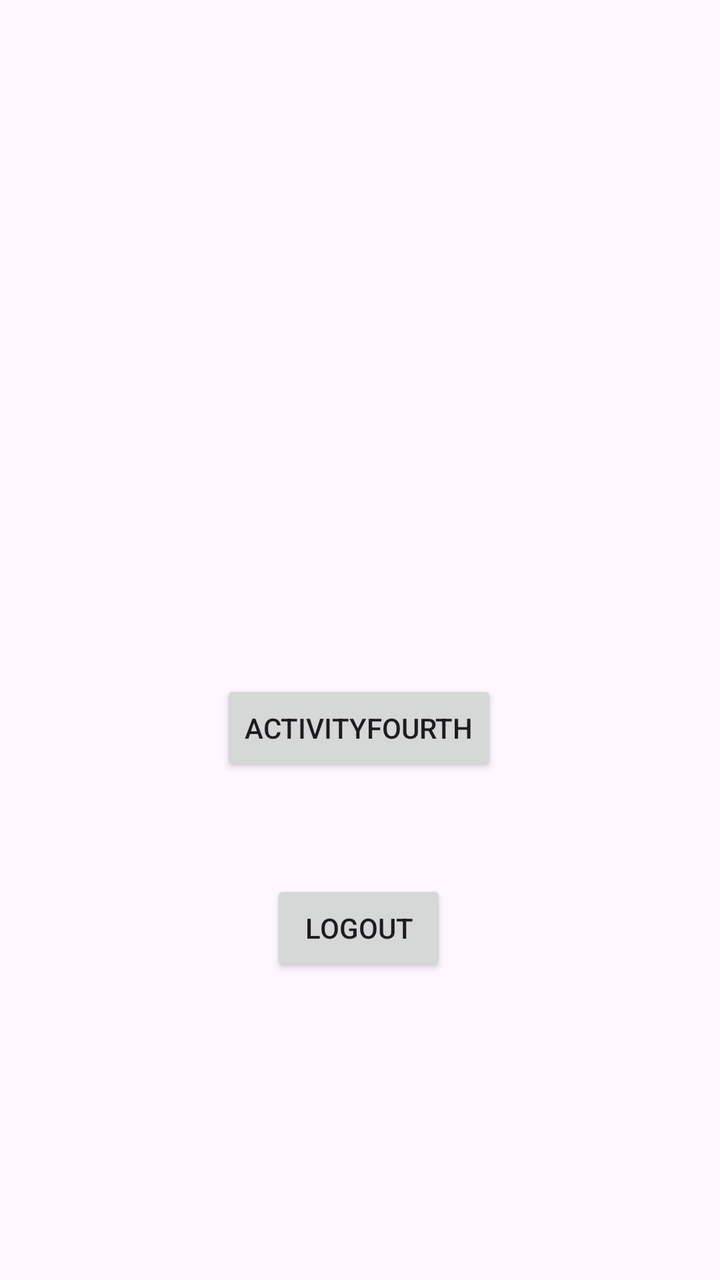
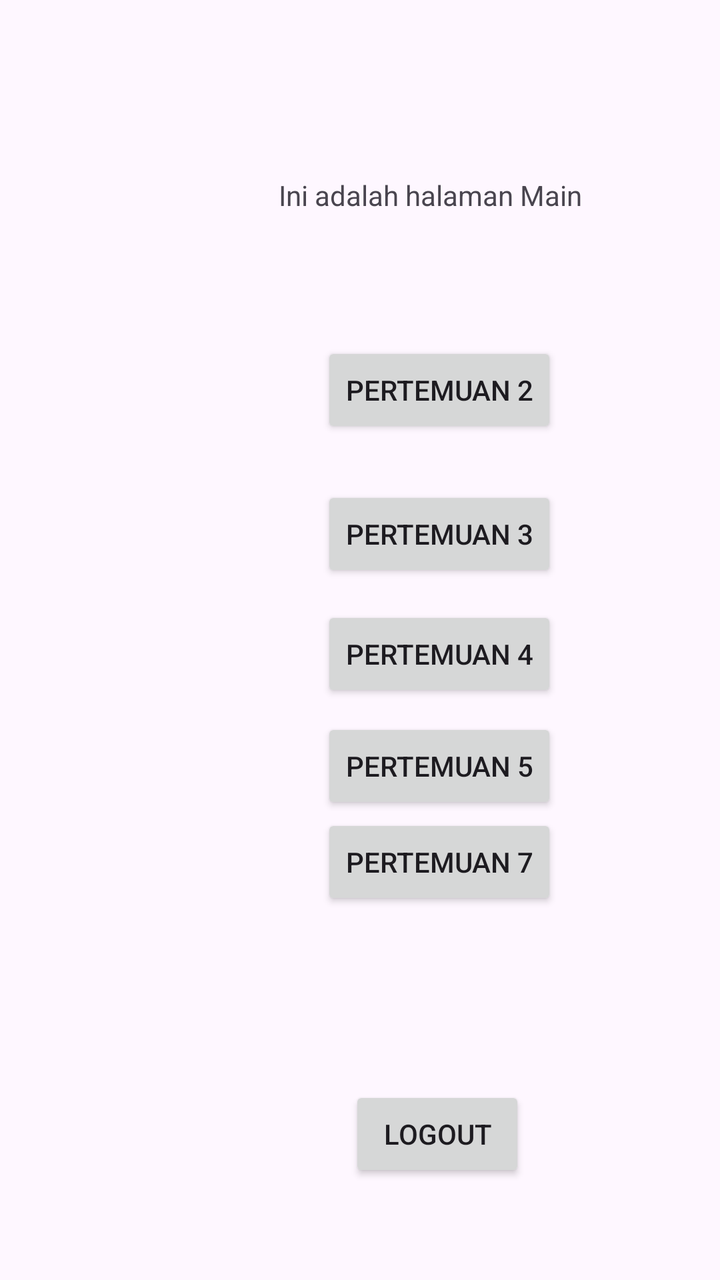

Compare the two renders of this Android layout. The source of the first and the diff that turns it into the second are given below.
<!-- AndroidManifest.xml: application theme Theme.BellApps -->
<!-- res/layout/activity_main.xml -->
<?xml version="1.0" encoding="utf-8"?>
<androidx.constraintlayout.widget.ConstraintLayout xmlns:android="http://schemas.android.com/apk/res/android"
    xmlns:app="http://schemas.android.com/apk/res-auto"
    xmlns:tools="http://schemas.android.com/tools"
    android:id="@+id/main"
    android:layout_width="match_parent"
    android:layout_height="match_parent"
    tools:context=".MainActivity">

    <Button
        android:id="@+id/btnToFourth"
        android:layout_width="wrap_content"
        android:layout_height="wrap_content"
        android:layout_marginTop="340dp"
        android:text="activityFourth"
        app:layout_constraintEnd_toEndOf="parent"
        app:layout_constraintHorizontal_bias="0.498"
        app:layout_constraintStart_toStartOf="parent"
        app:layout_constraintTop_toTopOf="parent" />

    <Button
        android:id="@+id/btnlogout"
        android:layout_width="wrap_content"
        android:layout_height="wrap_content"
        android:layout_marginTop="52dp"
        android:text="logout"
        app:layout_constraintEnd_toEndOf="parent"
        app:layout_constraintHorizontal_bias="0.498"
        app:layout_constraintStart_toStartOf="parent"
        app:layout_constraintTop_toBottomOf="@+id/btnToFourth" />

</androidx.constraintlayout.widget.ConstraintLayout>
<!-- resources referenced by this layout -->
<resources>
  <style name="Theme.BellApps" parent="Base.Theme.BellApps" />
  <style name="Base.Theme.BellApps" parent="Theme.Material3.DayNight.NoActionBar">
          
          
      </style>
</resources>

<!-- the commit's change to res/layout/activity_main.xml (unified diff, before → after) -->
@@ -7,26 +7,83 @@
     android:layout_height="match_parent"
     tools:context=".MainActivity">
 
+
     <Button
         android:id="@+id/btnToFourth"
         android:layout_width="wrap_content"
         android:layout_height="wrap_content"
-        android:layout_marginTop="340dp"
-        android:text="activityFourth"
+        android:layout_marginTop="12dp"
+        android:text="Pertemuan 4"
         app:layout_constraintEnd_toEndOf="parent"
-        app:layout_constraintHorizontal_bias="0.498"
+        app:layout_constraintHorizontal_bias="0.664"
         app:layout_constraintStart_toStartOf="parent"
-        app:layout_constraintTop_toTopOf="parent" />
+        app:layout_constraintTop_toBottomOf="@+id/btnToThird" />
 
     <Button
         android:id="@+id/btnlogout"
         android:layout_width="wrap_content"
         android:layout_height="wrap_content"
-        android:layout_marginTop="52dp"
+        android:layout_marginTop="88dp"
         android:text="logout"
         app:layout_constraintEnd_toEndOf="parent"
-        app:layout_constraintHorizontal_bias="0.498"
+        app:layout_constraintHorizontal_bias="0.642"
+        app:layout_constraintStart_toStartOf="parent"
+        app:layout_constraintTop_toBottomOf="@+id/btnToSeventh" />
+
+    <Button
+        android:id="@+id/btnToThird"
+        android:layout_width="wrap_content"
+        android:layout_height="wrap_content"
+        android:layout_marginTop="24dp"
+        android:text="Pertemuan 3"
+        app:layout_constraintEnd_toEndOf="parent"
+        app:layout_constraintHorizontal_bias="0.664"
+        app:layout_constraintStart_toStartOf="parent"
+        app:layout_constraintTop_toBottomOf="@+id/btnToSec" />
+
+    <Button
+        android:id="@+id/btnToFifth"
+        android:layout_width="wrap_content"
+        android:layout_height="wrap_content"
+        android:layout_marginTop="8dp"
+        android:text="Pertemuan 5"
+        app:layout_constraintEnd_toEndOf="parent"
+        app:layout_constraintHorizontal_bias="0.664"
         app:layout_constraintStart_toStartOf="parent"
         app:layout_constraintTop_toBottomOf="@+id/btnToFourth" />
 
+    <Button
+        android:id="@+id/btnToSeventh"
+        android:layout_width="wrap_content"
+        android:layout_height="wrap_content"
+        android:text="Pertemuan 7"
+        app:layout_constraintEnd_toEndOf="parent"
+        app:layout_constraintHorizontal_bias="0.664"
+        app:layout_constraintStart_toStartOf="parent"
+        app:layout_constraintTop_toBottomOf="@+id/btnToFifth" />
+
+    <Button
+        android:id="@+id/btnToSec"
+        android:layout_width="wrap_content"
+        android:layout_height="wrap_content"
+        android:layout_marginTop="64dp"
+        android:text="Pertemuan 2"
+        app:layout_constraintEnd_toEndOf="parent"
+        app:layout_constraintHorizontal_bias="0.664"
+        app:layout_constraintStart_toStartOf="parent"
+        app:layout_constraintTop_toBottomOf="@+id/textView5" />
+
+    <TextView
+        android:id="@+id/textView5"
+        android:layout_width="wrap_content"
+        android:layout_height="wrap_content"
+        android:layout_marginTop="88dp"
+        android:text="Ini adalah halaman Main
+"
+        app:layout_constraintEnd_toEndOf="parent"
+        app:layout_constraintHorizontal_bias="0.679"
+        app:layout_constraintStart_toStartOf="parent"
+        app:layout_constraintTop_toTopOf="parent" />
+
+
 </androidx.constraintlayout.widget.ConstraintLayout>
